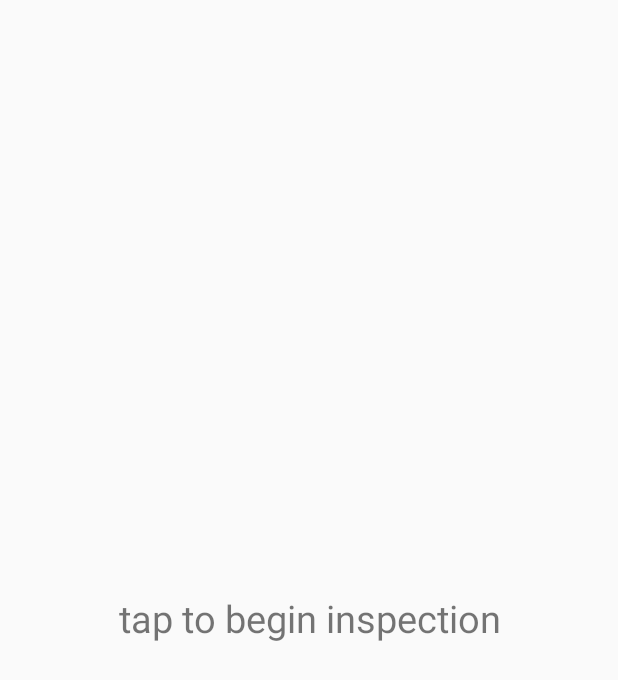
After one commit to jfly/fskube, an Android app: the InspectionActivity screen opened directly, with no data from a screen before it, on a phone screen of 412 x 824 dp. The commit adds this screen. Shown: the top 680 px of the screen. Run offline under Robolectric (Android 15) with nearby library versions, the phone set to English and light mode, and no system bars.

Commit message:
barebones inspection functionality also, change build target to 19 because L is a pain

```diff
--- a/android/winston/build.gradle
+++ b/android/winston/build.gradle
@@ -1,7 +1,7 @@
 apply plugin: 'com.android.application'
 
 android {
-    compileSdkVersion 'android-L'
+    compileSdkVersion 19
     buildToolsVersion "20.0.0"
 
     defaultConfig {
--- /dev/null
+++ b/android/winston/src/main/java/com/jflei/fskube/winston/activity/InspectionActivity.java
@@ -0,0 +1,61 @@
+package com.jflei.fskube.winston.activity;
+
+import android.app.Activity;
+import android.content.Context;
+import android.content.Intent;
+import android.os.Bundle;
+import android.os.CountDownTimer;
+import android.view.View;
+import android.widget.TextView;
+
+import com.jflei.fskube.winston.R;
+
+/**
+ * Created by pzl on 9/2/14.
+ */
+public class InspectionActivity extends Activity {
+
+    private static final int MAX_INSPECTION_TIME_MILLIS = 17*1000;
+
+    private TextView mInspectionMessage;
+    private TextView mInspectionTimeDisplay;
+
+    @Override
+    protected void onCreate(Bundle savedInstanceState) {
+        super.onCreate(savedInstanceState);
+        setContentView(R.layout.inspection_activity);
+
+        mInspectionMessage = (TextView) findViewById(R.id.inspection_message);
+        mInspectionTimeDisplay = (TextView) findViewById(R.id.inspection_display);
+
+        final String inspectionEndMessage = this.getString(R.string.inspection_end_message);
+
+        mInspectionMessage.setOnClickListener(new View.OnClickListener() {
+            @Override
+            public void onClick(View view) {
+                mInspectionMessage.setVisibility(View.GONE);
+                mInspectionTimeDisplay.setVisibility(View.VISIBLE);
+
+                // TODO I want to use a handler for this instead, CDT is not accurate
+                // TODO change background color
+                // TODO I forget
+                new CountDownTimer(MAX_INSPECTION_TIME_MILLIS, 1000) {
+
+                    public void onTick(long millisUntilFinished) {
+                        int currentTimeSecs = (int)
+                                (1 + (MAX_INSPECTION_TIME_MILLIS - millisUntilFinished) / 1000);
+                        mInspectionTimeDisplay.setText("" + currentTimeSecs);
+                    }
+
+                    public void onFinish() {
+                        mInspectionMessage.setVisibility(View.VISIBLE);
+                        mInspectionTimeDisplay.setVisibility(View.GONE);
+
+                        mInspectionMessage.setText(inspectionEndMessage);
+                    }
+                }.start();
+            }
+        });
+    }
+
+}
--- /dev/null
+++ b/android/winston/src/main/res/layout/inspection_activity.xml
@@ -0,0 +1,27 @@
+<?xml version="1.0" encoding="utf-8"?>
+
+<LinearLayout xmlns:android="http://schemas.android.com/apk/res/android"
+    android:orientation="vertical"
+    android:layout_width="match_parent"
+    android:layout_height="match_parent">
+
+    <TextView
+        android:id="@+id/inspection_message"
+        android:layout_width="match_parent"
+        android:layout_height="match_parent"
+        android:layout_gravity="center_horizontal"
+        android:gravity="center"
+        android:visibility="visible"
+        android:textSize="25sp"
+        android:text="@string/inspection_start_message"/>
+
+    <TextView
+        android:id="@+id/inspection_display"
+        android:layout_width="match_parent"
+        android:layout_height="match_parent"
+        android:layout_gravity="center_horizontal"
+        android:gravity="center"
+        android:visibility="gone"
+        android:textSize="60sp"/>
+
+</LinearLayout>
--- a/android/winston/src/main/res/values-v21/styles.xml
+++ /dev/null
@@ -1,5 +0,0 @@
-<?xml version="1.0" encoding="utf-8"?>
-<resources>
-    <style name="AppTheme" parent="android:Theme.Material.Light">
-    </style>
-</resources>
--- a/android/winston/src/main/res/values/strings.xml
+++ b/android/winston/src/main/res/values/strings.xml
@@ -2,7 +2,8 @@
 <resources>
 
     <string name="app_name">CompetitionTool</string>
-    <string name="hello_world">Hello world!</string>
-    <string name="action_settings">Settings</string>
+    <string name="inspection_launcher">inspection</string>
+    <string name="inspection_start_message">tap to begin inspection</string>
+    <string name="inspection_end_message">DNF the competitor\'s ass</string>
 
 </resources>
--- a/android/winston/src/main/res/values/styles.xml
+++ b/android/winston/src/main/res/values/styles.xml
@@ -1,7 +1,7 @@
 <resources>
 
     <!-- Base application theme. -->
-    <style name="AppTheme" parent="Theme.AppCompat.Light.DarkActionBar">
+    <style name="AppTheme" parent="Theme.AppCompat.Light">
         <!-- Customize your theme here. -->
     </style>
 
```
Also changed, not shown: android/winston/src/main/AndroidManifest.xml (+7 -1 lines), android/winston/src/main/java/com/jflei/fskube/winston/LaunchActivity.java (+21 -24 lines), android/winston/src/main/res/layout/launch_activity.xml (+7 -5 lines), android/winston/src/main/res/menu/launch.xml (deleted, +0 -9 lines).
